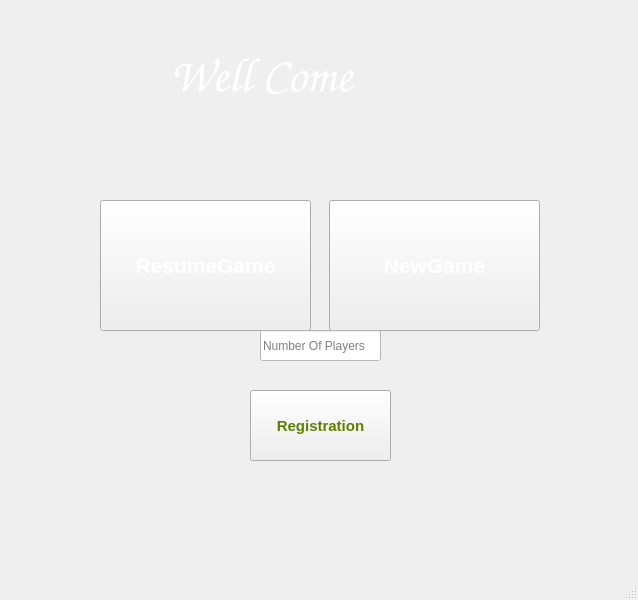
Qt form mainwindow.ui (Parsazahedian/Farm_fum_1402) before a commit.
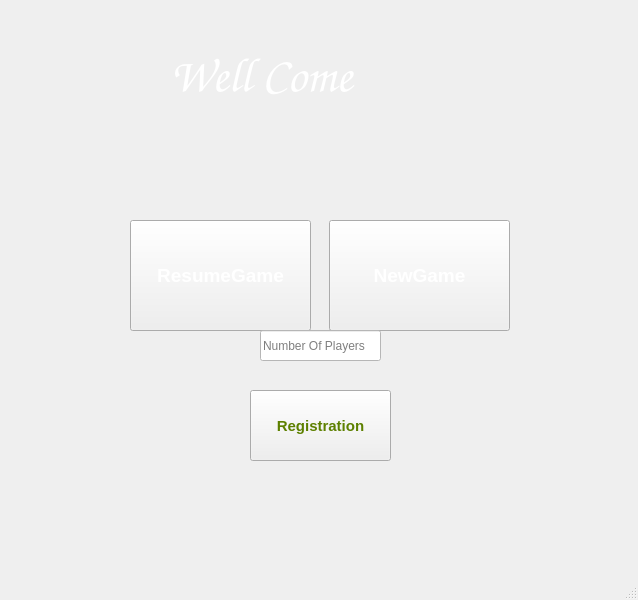
The same form after that commit.

The edit to the form file:
```diff
--- a/mainwindow.ui
+++ b/mainwindow.ui
@@ -21,14 +21,14 @@
     <property name="geometry">
      <rect>
       <x>329</x>
-      <y>200</y>
-      <width>211</width>
-      <height>131</height>
+      <y>220</y>
+      <width>181</width>
+      <height>111</height>
      </rect>
     </property>
     <property name="font">
      <font>
-      <pointsize>16</pointsize>
+      <pointsize>14</pointsize>
       <weight>75</weight>
       <bold>true</bold>
      </font>
@@ -44,15 +44,15 @@
    <widget class="QPushButton" name="pushButton_2">
     <property name="geometry">
      <rect>
-      <x>100</x>
-      <y>200</y>
-      <width>211</width>
-      <height>131</height>
+      <x>130</x>
+      <y>220</y>
+      <width>181</width>
+      <height>111</height>
      </rect>
     </property>
     <property name="font">
      <font>
-      <pointsize>16</pointsize>
+      <pointsize>14</pointsize>
       <weight>75</weight>
       <bold>true</bold>
      </font>
```
